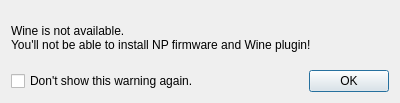
Old version of the form src/qt_gui/wine_warn.ui in the repository fwfa123/linuxtrackx-ir.
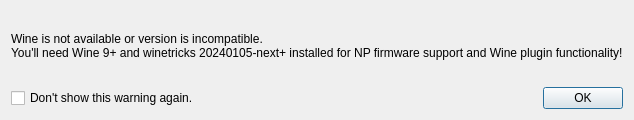
New version of the form.

```diff
--- a/src/qt_gui/wine_warn.ui
+++ b/src/qt_gui/wine_warn.ui
@@ -10,7 +10,7 @@
     <x>0</x>
     <y>0</y>
     <width>400</width>
-    <height>103</height>
+    <height>120</height>
    </rect>
   </property>
   <property name="windowTitle">
@@ -26,8 +26,8 @@
       </sizepolicy>
      </property>
      <property name="text">
-      <string>Wine is not available.
-You'll not be able to install NP firmware and Wine plugin!</string>
+      <string>Wine is not available or version is incompatible.
+You'll need Wine 9+ and winetricks 20240105-next+ installed for NP firmware support and Wine plugin functionality!</string>
      </property>
     </widget>
    </item>
```
